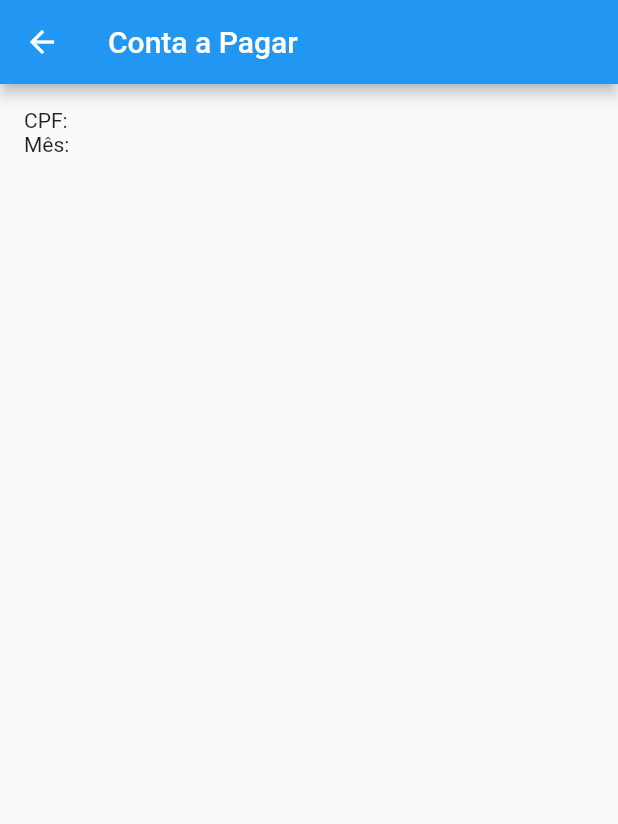
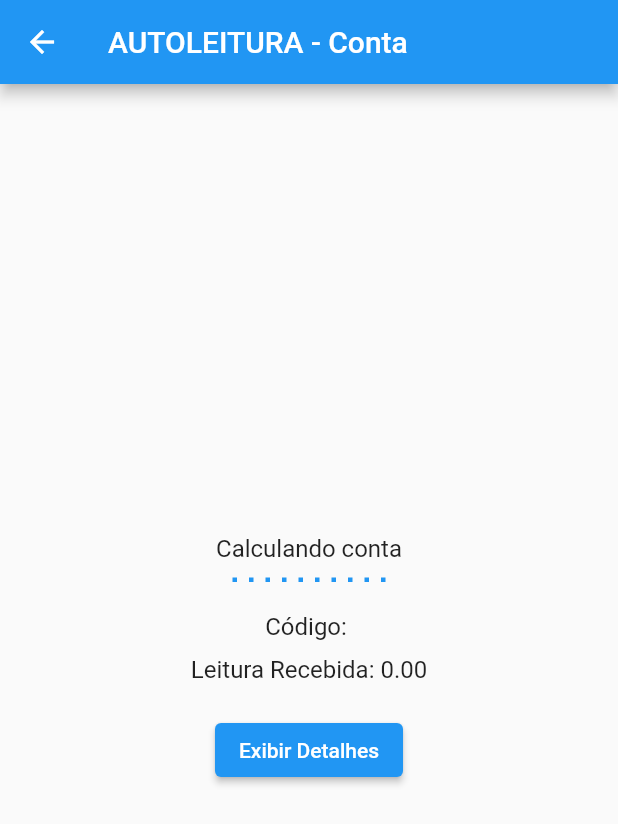
Before and after one commit to sidneyojr/AutoLeitura, a Flutter app: the Conta screen opened directly with empty values, on a phone screen of 412 x 824 dp. Shown: the top 824 px of the screen. Run offline on Flutter 3.47's test engine with Material 2 defaults, Android fonts, the phone set to English and light mode, and no system bars.

Commit message:
Adiciona funcionalidades de exibir detalhes e alertboxs para validação dos dados inseridos

```diff
--- a/lib/conta.dart
+++ b/lib/conta.dart
@@ -1,28 +1,166 @@
 import 'package:flutter/material.dart';
+import 'package:autoleitura/exibirdetalhes.dart';
 
-class Conta extends StatelessWidget {
-  final String cpf;
-  final String month;
+class Conta extends StatefulWidget {
+  final String codigo;
+  final double leitura;
 
-  Conta({required this.cpf, required this.month});
+  const Conta({required this.codigo, required this.leitura});
+
+  @override
+  _ContaState createState() => _ContaState();
+}
+
+class _ContaState extends State<Conta> with TickerProviderStateMixin {
+  late AnimationController _controller;
+  late Animation<double> _animation;
+  double leituraAnterior = 0.0;
+  late double valorCalculado;
+
+  @override
+  void initState() {
+    super.initState();
+
+    _controller = AnimationController(
+      vsync: this,
+      duration: Duration(seconds: 10),
+    );
+
+    _animation = CurvedAnimation(
+      parent: _controller,
+      curve: Curves.easeInOut,
+    );
+
+    _controller.repeat();
+    // Simular o cálculo da conta, você pode substituir por lógica real aqui
+    _calcularConta();
+  }
+
+  void _calcularConta() async {
+    // Simulação de um processo demorado
+    await Future.delayed(
+        Duration(seconds: 5)); // Simulação de cálculo de 5 segundos
+    // Quando o cálculo estiver concluído, interrompe a animação
+    _controller.stop();
+
+    // Realize o cálculo do valor considerando a leitura anterior
+    valorCalculado = (widget.leitura - leituraAnterior) *
+        1.15; // Multiplicado pelo valor do metro cúbico
+  }
+
+  @override
+  void dispose() {
+    _controller.dispose();
+    super.dispose();
+  }
 
   @override
   Widget build(BuildContext context) {
-    // Aqui você pode buscar a conta com base no CPF e no mês e exibi-la nesta tela.
-    // Por enquanto, apenas exibimos os valores inseridos.
     return Scaffold(
       appBar: AppBar(
-        title: Text('Conta a Pagar'),
+        title: Text('AUTOLEITURA - Conta'),
       ),
-      body: Padding(
-        padding: EdgeInsets.all(16.0),
-        child: Column(
-          crossAxisAlignment: CrossAxisAlignment.start,
-          children: [
-            Text('CPF: $cpf'),
-            Text('Mês: $month'),
-            // Exiba os detalhes da conta aqui
+      body: Center(
+        child: Container(
+          padding: EdgeInsets.all(16.0),
+          child: Column(
+            mainAxisSize: MainAxisSize.min,
+            crossAxisAlignment: CrossAxisAlignment.center,
+            children: [
+              Text(
+                'Calculando conta',
+                style: TextStyle(fontSize: 16),
+              ),
+              SizedBox(height: 10),
+              AnimatedBuilder(
+                animation: _animation,
+                builder: (context, child) {
+                  return Row(
+                    mainAxisSize: MainAxisSize.min,
+                    children: List.generate(10, (index) {
+                      return Padding(
+                        padding: EdgeInsets.symmetric(horizontal: 4.0),
+                        child: Container(
+                          width: 3,
+                          height: 3,
+                          color: Colors.blue,
+                        ),
+                      );
+                    }),
+                  );
+                },
+              ),
+              SizedBox(height: 20),
+              Text(
+                'Código: ${widget.codigo}',
+                style: TextStyle(fontSize: 16),
+              ),
+              SizedBox(height: 10),
+              Text(
+                'Leitura Recebida: ${widget.leitura.toStringAsFixed(2)}',
+                style: TextStyle(fontSize: 16),
+              ),
+              SizedBox(height: 20),
+              ElevatedButton(
+                onPressed: () {
+                  _exibirDetalhes(context);
+                },
+                child: Text('Exibir Detalhes'),
+              ),
+            ],
+          ),
+        ),
+      ),
+    );
+  }
+
+  void _exibirDetalhes(BuildContext context) {
+    showDialog(
+      context: context,
+      builder: (BuildContext context) {
+        return AlertDialog(
+          title: Text('Detalhes da Conta'),
+          content: Column(
+            crossAxisAlignment: CrossAxisAlignment.start,
+            mainAxisSize: MainAxisSize.min,
+            children: [
+              Text('Leitura Atual: ${widget.leitura.toStringAsFixed(2)}'),
+              Text('Leitura Anterior: ${leituraAnterior.toStringAsFixed(2)}'),
+              Text('Valor do Metro Cúbico: R\$ 1.15'),
+              Text('Valor Calculado: R\$ ${valorCalculado.toStringAsFixed(2)}'),
+            ],
+          ),
+          actions: [
+            TextButton(
+              onPressed: () {
+                Navigator.pop(context); // Fecha o diálogo
+              },
+              child: Text('Cancelar'),
+            ),
+            ElevatedButton(
+              onPressed: () {
+                _aceitarConta(context);
+              },
+              child: Text('Aceitar Conta'),
+            ),
           ],
+        );
+      },
+    );
+  }
+
+  void _aceitarConta(BuildContext context) {
+    // Lógica para aceitar a conta
+    Navigator.pushReplacement(
+      context,
+      MaterialPageRoute(
+        builder: (context) => ExibirDetalhes(
+          usuario: Usuario(codigo: widget.codigo, nome: 'João Carlos'),
+          leitura: Leitura(
+              leituraAtual: widget.leitura,
+              leituraAnterior: leituraAnterior,
+              valorCalculado: valorCalculado),
+          mesAtual: 'Outubro', // Substitua pelo mês atual
         ),
       ),
     );
```
Also changed, not shown: lib/exibirdetalhes.dart (added, +99 -0 lines), lib/home.dart (+23 -20 lines), lib/leitura.dart (added, +120 -0 lines), lib/login.dart (+62 -26 lines), 4 other files.
